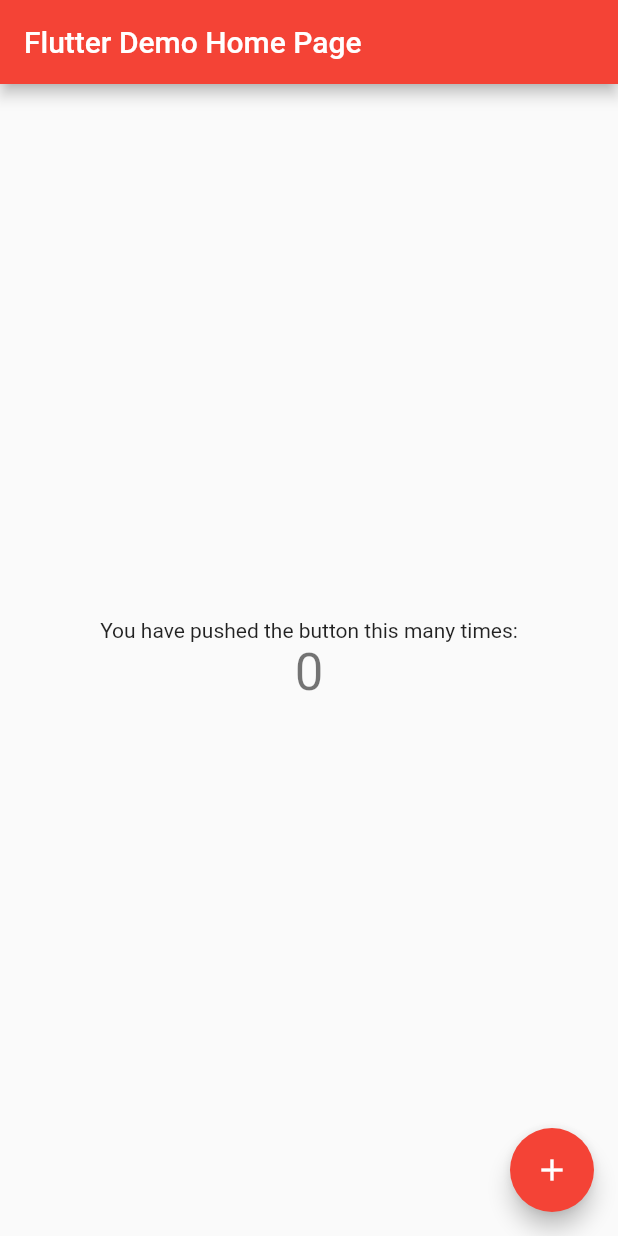
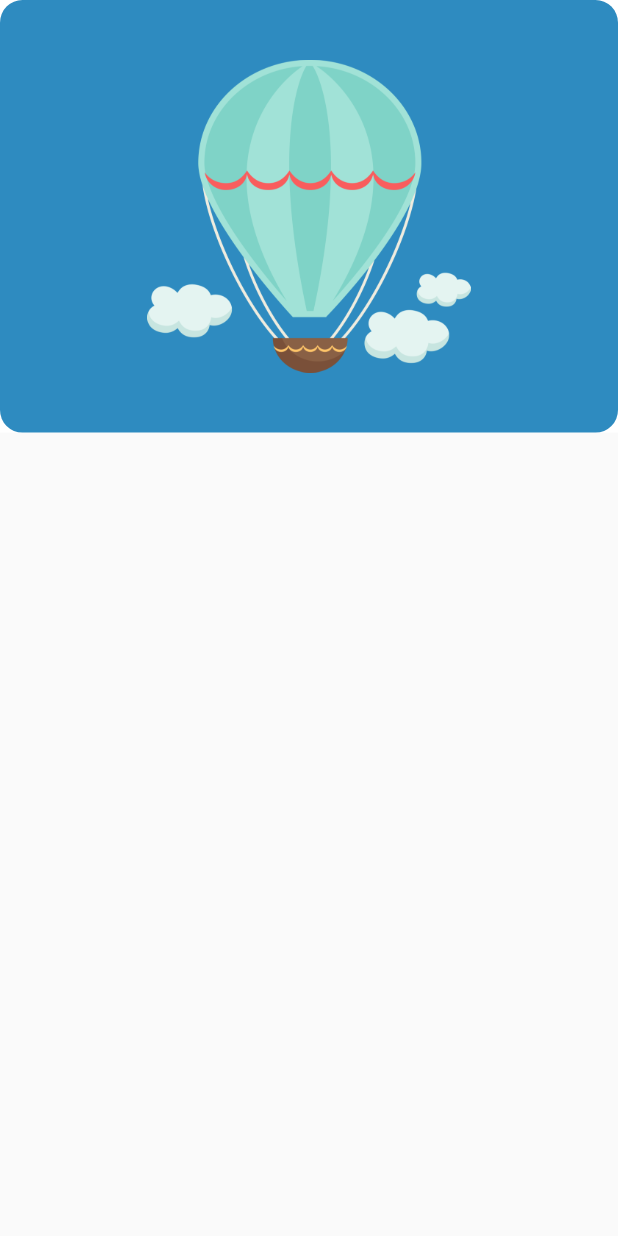
Before and after one commit to dahenriques99/RiotProject, a Flutter app: the screen it shows after launch, on a phone screen of 412 x 824 dp. Run offline on Flutter 3.47's test engine with Material 2 defaults, Android fonts, the phone set to English and light mode, and no system bars.

Commit message:
HomePage beginning
Added beginning page with the balloon

```diff
--- a/lib/main.dart
+++ b/lib/main.dart
@@ -1,3 +1,5 @@
+import 'dart:io';
+
 import 'package:flutter/material.dart';
 
 void main() {
@@ -20,13 +22,14 @@ class MyApp extends StatelessWidget {
         // or simply save your changes to "hot reload" in a Flutter IDE).
         // Notice that the counter didn't reset back to zero; the application
         // is not restarted.
-        primarySwatch: Colors.red,
+
+        primarySwatch: Colors.blue,
         // This makes the visual density adapt to the platform that you run
         // the app on. For desktop platforms, the controls will be smaller and
         // closer together (more dense) than on mobile platforms.
         visualDensity: VisualDensity.adaptivePlatformDensity,
       ),
-      home: MyHomePage(title: 'Flutter Demo Home Page'),
+      home: MyHomePage(title: 'asdasd'),
     );
   }
 }
@@ -50,19 +53,6 @@ class MyHomePage extends StatefulWidget {
 }
 
 class _MyHomePageState extends State<MyHomePage> {
-  int _counter = 0;
-
-  void _incrementCounter() {
-    setState(() {
-      // This call to setState tells the Flutter framework that something has
-      // changed in this State, which causes it to rerun the build method below
-      // so that the display can reflect the updated values. If we changed
-      // _counter without calling setState(), then the build method would not be
-      // called again, and so nothing would appear to happen.
-      _counter++;
-    });
-  }
-
   @override
   Widget build(BuildContext context) {
     // This method is rerun every time setState is called, for instance as done
@@ -71,11 +61,16 @@ class _MyHomePageState extends State<MyHomePage> {
     // The Flutter framework has been optimized to make rerunning build methods
     // fast, so that you can just rebuild anything that needs updating rather
     // than having to individually change instances of widgets.
+    /*
     return Scaffold(
       appBar: AppBar(
-        // Here we take the value from the MyHomePage object that was created by
-        // the App.build method, and use it to set our appbar title.
-        title: Text(widget.title),
+          // Here we take the value from the MyHomePage object that was created by
+          // the App.build method, and use it to set our appbar title.
+          //title: Text(widget.title),
+          toolbarHeight: MediaQuery.of(context).size.height * 0.1,
+          actions: [
+            new Image.asset('assets/images/balloon.png'),
+          ],
       ),
       body: Center(
         // Center is a layout widget. It takes a single child and positions it
@@ -97,6 +92,7 @@ class _MyHomePageState extends State<MyHomePage> {
           // horizontal).
           mainAxisAlignment: MainAxisAlignment.center,
           children: <Widget>[
+            Image.asset('assets/images/balloon.png'),
             Text(
               'You have pushed the button this many times:',
             ),
@@ -113,5 +109,26 @@ class _MyHomePageState extends State<MyHomePage> {
         child: Icon(Icons.add),
       ), // This trailing comma makes auto-formatting nicer for build methods.
     );
+    */
+    return MaterialApp(
+      title: 'Baloon Control',
+      home: Scaffold(
+        body: Container(
+          child: Container(
+            child: Image.asset(
+              'assets/images/balloon.png',
+              //scale: 15,
+            ),
+            padding: const EdgeInsets.all(40),
+            alignment: Alignment.topCenter,
+            height: MediaQuery.of(context).size.height * 0.35,
+            decoration: BoxDecoration(
+                borderRadius: BorderRadius.circular(15),
+                color: Color(0xFF2E8BC0)),
+          ),
+          color: Colors.white,
+        ),
+      ),
+    );
   }
 }
--- a/pubspec.yaml
+++ b/pubspec.yaml
@@ -44,6 +44,8 @@ flutter:
   # the material Icons class.
   uses-material-design: true
 
+  assets:
+    - assets/images/balloon.png
   # To add assets to your application, add an assets section, like this:
   # assets:
   #   - images/a_dot_burr.jpeg
```
Also changed, not shown: assets/images/balloon.png (added), 1 other file.
